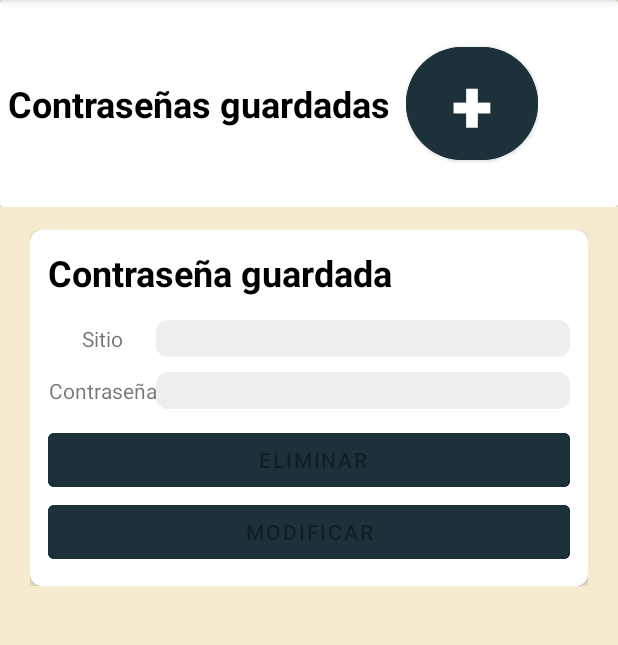
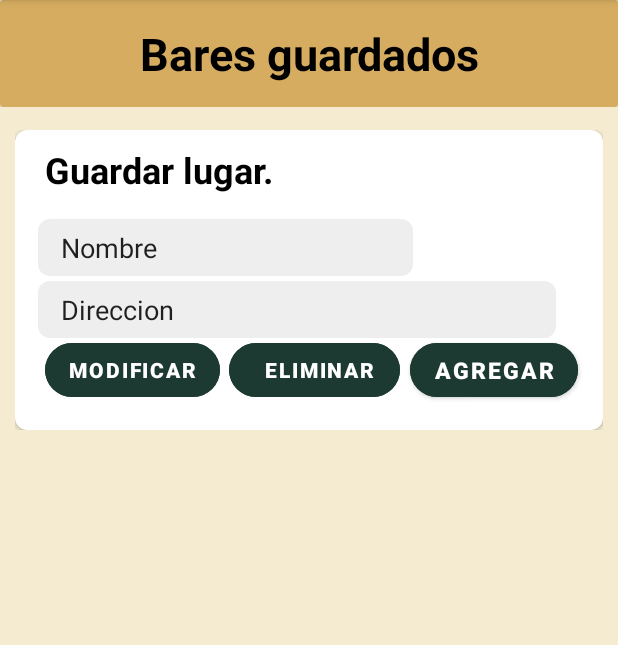
Before and after one commit to Viernes137/App2023, an Android app: the menu screen opened directly, with no data from a screen before it, on a phone screen of 412 x 824 dp, the part 84-729 px from its top. Run offline under Robolectric (Android 15) with nearby library versions, the phone set to English and light mode, and no system bars; 2 statements that could not run were skipped.

Commit message:
arreglo grafico

```diff
--- a/sextoto/app/src/main/res/layout/activity_login.xml
+++ b/sextoto/app/src/main/res/layout/activity_login.xml
@@ -97,7 +97,7 @@
                 android:layout_marginEnd="40dp"
                 android:backgroundTint="@color/verde"
                 android:elevation="6dp"
-                android:text="@string/olvcontraseña"
+                android:text="Olvide mi contraseña"
                 app:cornerRadius="20dp"
                 app:layout_constraintBottom_toBottomOf="parent"
                 app:layout_constraintEnd_toEndOf="parent"
--- a/sextoto/app/src/main/res/layout/activity_menu.xml
+++ b/sextoto/app/src/main/res/layout/activity_menu.xml
@@ -24,48 +24,18 @@
             <androidx.cardview.widget.CardView
                 android:layout_width="match_parent"
                 android:layout_height="wrap_content"
-                android:paddingLeft="20dp">
+                android:paddingLeft="50dp"
+                app:cardBackgroundColor="@color/beige">
 
-                <LinearLayout
+                <TextView
                     android:layout_width="match_parent"
                     android:layout_height="match_parent"
-                    android:orientation="vertical">
-
-                    <LinearLayout
-                        android:layout_width="match_parent"
-                        android:layout_height="match_parent"
-                        android:orientation="horizontal"
-                        android:padding="5dp">
-
-                        <TextView
-                            android:layout_width="wrap_content"
-                            android:layout_height="match_parent"
                     android:gravity="center"
-                            android:text="Contraseñas guardadas"
+                    android:padding="15dp"
+                    android:text="@string/tm"
                     android:textColor="@color/black"
-                            android:textSize="24dp"
+                    android:textSize="30dp"
                     android:textStyle="bold"></TextView>
-
-                        <LinearLayout
-                            android:layout_width="wrap_content"
-                            android:layout_height="wrap_content"
-                            android:paddingLeft="10dp"
-                            android:paddingTop="20dp"
-                            android:paddingBottom="20dp">
-
-                            <Button
-                                android:id="@+id/buttonA"
-                                android:layout_width="wrap_content"
-                                android:layout_height="wrap_content"
-                                android:backgroundTint="@color/DarkBlue"
-                                android:elevation="6dp"
-                                android:text="+"
-                                android:textSize="50dp"
-                                android:textStyle="bold"
-                                app:cornerRadius="100dp"></Button>
-                        </LinearLayout>
-                    </LinearLayout>
-                </LinearLayout>
 
             </androidx.cardview.widget.CardView>
         </LinearLayout>
@@ -75,112 +45,114 @@
         android:layout_width="match_parent"
         android:layout_height="wrap_content"
         android:orientation="vertical"
-        android:paddingLeft="20dp"
+        android:paddingLeft="10dp"
         android:paddingTop="10dp"
-        android:paddingRight="20dp"
+        android:paddingRight="10dp"
         android:paddingBottom="5dp">
 
         <androidx.cardview.widget.CardView
             android:layout_width="match_parent"
-            android:layout_height="wrap_content"
+            android:layout_height="200dp"
             app:cardCornerRadius="8dp">
-
-            <LinearLayout
-                android:layout_width="match_parent"
-                android:layout_height="wrap_content"
-                android:orientation="horizontal"
-                android:padding="12dp">
-
-                <LinearLayout
-                    android:layout_width="match_parent"
-                    android:layout_height="wrap_content"
-                    android:orientation="vertical">
-
-                    <LinearLayout
-                        android:layout_width="match_parent"
-                        android:layout_height="wrap_content"
-                        android:orientation="vertical">
-
-                        <TextView
-                            android:layout_width="wrap_content"
-                            android:layout_height="wrap_content"
-                            android:paddingBottom="15dp"
-                            android:text="Contraseña guardada"
-                            android:textColor="@color/black"
-                            android:textSize="24dp"
-                            android:textStyle="bold"></TextView>
 
             <androidx.constraintlayout.widget.ConstraintLayout
                 android:layout_width="match_parent"
-                            android:layout_height="wrap_content" />
-
-                        <LinearLayout
-                            android:layout_width="match_parent"
-                            android:layout_height="wrap_content"
-                            android:paddingBottom="10dp">
-
+                android:layout_height="match_parent">
 
                 <TextView
-                                android:layout_width="72dp"
-                                android:layout_height="match_parent"
-                                android:gravity="center"
-                                android:text="Sitio"></TextView>
+                    android:id="@+id/textView3"
+                    android:layout_width="wrap_content"
+                    android:layout_height="wrap_content"
+                    android:layout_marginStart="20dp"
+                    android:layout_marginTop="10dp"
+                    android:paddingBottom="15dp"
+                    android:text="Guardar lugar."
+                    android:textColor="@color/black"
+                    android:textSize="24dp"
+                    android:textStyle="bold"
+                    app:layout_constraintStart_toStartOf="parent"
+                    app:layout_constraintTop_toTopOf="parent"></TextView>
+
+                <EditText
+                    android:id="@+id/editText2"
+                    android:layout_width="345dp"
+                    android:layout_height="38dp"
+                    android:layout_marginStart="15dp"
+                    android:layout_marginTop="3dp"
+                    android:background="@drawable/edtext_bg"
+                    android:paddingStart="15dp"
+                    android:text="Direccion"
+                    app:layout_constraintBottom_toTopOf="@+id/buttonE"
+                    app:layout_constraintStart_toStartOf="parent"
+                    app:layout_constraintTop_toBottomOf="@+id/editText1"></EditText>
+
+                <Button
+                    android:id="@+id/buttonE"
+                    android:layout_width="114dp"
+                    android:layout_height="48dp"
+                    android:layout_marginStart="1dp"
+                    android:layout_marginEnd="1dp"
+                    android:layout_marginBottom="16dp"
+                    android:backgroundTint="@color/verde"
+                    android:elevation="6dp"
+                    android:paddingRight="10dp"
+                    android:text="Eliminar"
+                    android:textColor="#FFFFFF"
+                    android:textStyle="bold"
+                    app:cornerRadius="100dp"
+                    app:layout_constraintBottom_toBottomOf="parent"
+                    app:layout_constraintEnd_toStartOf="@+id/buttonA"
+                    app:layout_constraintStart_toEndOf="@+id/buttonM"></Button>
 
                 <EditText
                     android:id="@+id/editText1"
-                                android:layout_width="match_parent"
-                                android:layout_height="match_parent"
+                    android:layout_width="250dp"
+                    android:layout_height="38dp"
+                    android:layout_marginStart="15dp"
+                    android:layout_marginTop="3dp"
                     android:background="@drawable/edtext_bg"
-                                android:paddingStart="15dp"></EditText>
-                        </LinearLayout>
-
-                        <LinearLayout
-                            android:layout_width="match_parent"
-                            android:layout_height="wrap_content"
-                            android:paddingBottom="10dp">
-
-                            <TextView
-                                android:layout_width="wrap_content"
-                                android:layout_height="match_parent"
-                                android:gravity="center"
-                                android:text="Contraseña"></TextView>
-
-                            <EditText
-                                android:id="@+id/editText2"
-                                android:layout_width="match_parent"
-                                android:layout_height="match_parent"
-                                android:background="@drawable/edtext_bg"
-                                android:paddingStart="15dp"></EditText>
-
-                        </LinearLayout>
-                    </LinearLayout>
-
-                    <LinearLayout
-                        android:layout_width="match_parent"
-                        android:layout_height="match_parent"
-                        android:orientation="vertical">
-
-                        <Button
-                            android:id="@+id/buttonE"
-                            android:layout_width="match_parent"
-                            android:layout_height="wrap_content"
-                            android:backgroundTint="@color/DarkBlue"
-                            android:elevation="6dp"
-                            android:paddingRight="10dp"
-                            android:text="Eliminar"></Button>
+                    android:paddingStart="15dp"
+                    android:text="Nombre"
+                    app:layout_constraintBottom_toTopOf="@+id/editText2"
+                    app:layout_constraintStart_toStartOf="parent"
+                    app:layout_constraintTop_toBottomOf="@+id/textView3"></EditText>
 
                 <Button
                     android:id="@+id/buttonM"
-                            android:layout_width="match_parent"
+                    android:layout_width="wrap_content"
+                    android:layout_height="48dp"
+                    android:layout_marginStart="16dp"
+                    android:layout_marginEnd="1dp"
+                    android:layout_marginBottom="16dp"
+                    android:backgroundTint="@color/verde"
+                    android:elevation="6dp"
+                    android:text="Modificar"
+                    android:textColor="#FFFFFF"
+                    android:textStyle="bold"
+                    app:cornerRadius="100dp"
+                    app:layout_constraintBottom_toBottomOf="parent"
+                    app:layout_constraintEnd_toStartOf="@+id/buttonE"
+                    app:layout_constraintStart_toStartOf="parent"></Button>
+
+                <Button
+                    android:id="@+id/buttonA"
+                    android:layout_width="wrap_content"
                     android:layout_height="wrap_content"
-                            android:backgroundTint="@color/DarkBlue"
+                    android:layout_marginStart="1dp"
+                    android:layout_marginEnd="13dp"
+                    android:layout_marginBottom="16dp"
+                    android:backgroundTint="@color/verde"
                     android:elevation="6dp"
-                            android:text="Modificar"></Button>
+                    android:text="agregar"
+                    android:textColor="#FFFFFF"
+                    android:textSize="15dp"
+                    android:textStyle="bold"
+                    app:cornerRadius="100dp"
+                    app:layout_constraintBottom_toBottomOf="parent"
+                    app:layout_constraintEnd_toEndOf="parent"
+                    app:layout_constraintStart_toEndOf="@+id/buttonE"></Button>
 
-                    </LinearLayout>
-
-                </LinearLayout>
-            </LinearLayout>
+            </androidx.constraintlayout.widget.ConstraintLayout>
 
         </androidx.cardview.widget.CardView>
 
--- a/sextoto/app/src/main/res/values/strings.xml
+++ b/sextoto/app/src/main/res/values/strings.xml
@@ -2,7 +2,7 @@
     <string name="app_name">Sextoto</string>
     <string name="usuario_label">Usuario</string>
     <string name="password_label">Contraseña</string>
-    <string name="olvcontraseña">Olvidé mi contraseña</string>
+    <string name="olvcontraseña">Parece ser que olvidaste tu contraseña...</string>
     <string name="login">Iniciar</string>
     <string name="registro">Registrarse</string>
     <string name="email">email</string>
@@ -30,5 +30,6 @@
     <string name="regresar">Regresar</string>
     <string name="Card1">Bar registrado</string>
     <string name="otro">Otro</string>
+    <string name="tm">Bares guardados</string>
 
 </resources>
```
Also changed, not shown: sextoto/app/src/main/java/com/example/mysplash/Olvide.java (+3 -5 lines), sextoto/app/src/main/res/layout/activity_list_view.xml (+19 -41 lines), sextoto/app/src/main/res/layout/activity_olvide.xml (+43 -41 lines). Lines whose indentation alone changed are shown as unchanged.
